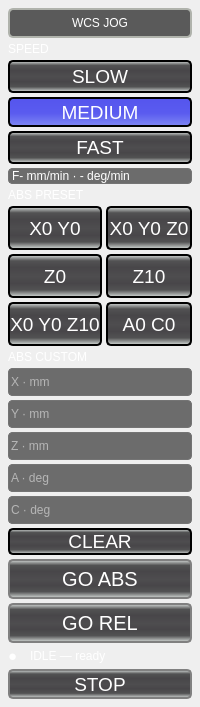
First picture: the form in configs/ned5_pb/user_tabs/ned_controls/ned_controls.ui, repository 418dreamworks/ned, before the edit.
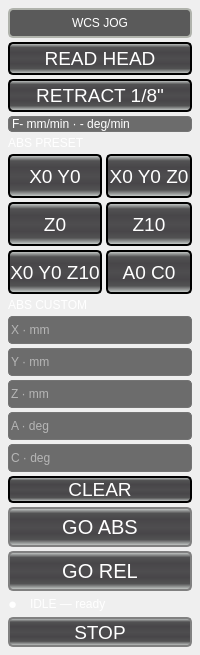
Second picture: the form after the edit.

Commit message:
JOG panel: speed controls removed, fixed FAST (operator 2026-10-01); READ HEAD + RETRACT 1/8" take their place in the panel (moved out of the NED Controls sub-tab)
Claude-Session: https://claude.ai/code/session_01J3QgLskeT2xVZ51RUXjvvM

Diff of the .ui file:
```diff
--- a/configs/ned5_pb/user_tabs/ned_controls/ned_controls.ui
+++ b/configs/ned5_pb/user_tabs/ned_controls/ned_controls.ui
@@ -46,7 +46,7 @@
   stop: 0 #A19E9E, stop: 1.0 #5C5959); }
 QPushButton:pressed { background: qlineargradient(spread:pad, x1:0, y1:0, x2:0, y2:1, stop:0 rgba(85, 85, 238, 255), stop:0.544974 rgba(90, 91, 239, 255), stop:1 rgba(126, 135, 243, 255)); }
 QPushButton:checked { background: qlineargradient(spread:pad, x1:0, y1:0, x2:0, y2:1, stop:0 rgba(85, 85, 238, 255), stop:0.544974 rgba(90, 91, 239, 255), stop:1 rgba(126, 135, 243, 255)); }
-#jp_slow, #jp_medium, #jp_fast, #jp_clear, #jp_stop,
+#recover_read_btn, #recover_retract_btn, #jp_clear, #jp_stop,
 #jp_p_xy0, #jp_p_xyz0, #jp_p_z0, #jp_p_zp10, #jp_p_xy0z10, #jp_p_a0c0 {
   font-family: &quot;Probe Basic Bebas Mono&quot;; font-size: 14pt; }
 QLineEdit { color: white; background-color: rgb(108,108,108);
@@ -71,29 +71,14 @@
        </widget>
       </item>
       <item>
-       <widget class="QLabel" name="jp_speed_caption">
-        <property name="text"><string>SPEED</string></property>
-       </widget>
-      </item>
-      <item>
-       <widget class="QPushButton" name="jp_slow">
-        <property name="text"><string>SLOW</string></property>
-        <property name="checkable"><bool>true</bool></property>
+       <widget class="QPushButton" name="recover_read_btn">
+        <property name="text"><string>READ HEAD</string></property>
         <property name="minimumSize"><size><width>0</width><height>33</height></size></property>
        </widget>
       </item>
       <item>
-       <widget class="QPushButton" name="jp_medium">
-        <property name="text"><string>MEDIUM</string></property>
-        <property name="checkable"><bool>true</bool></property>
-        <property name="checked"><bool>true</bool></property>
-        <property name="minimumSize"><size><width>0</width><height>30</height></size></property>
-       </widget>
-      </item>
-      <item>
-       <widget class="QPushButton" name="jp_fast">
-        <property name="text"><string>FAST</string></property>
-        <property name="checkable"><bool>true</bool></property>
+       <widget class="QPushButton" name="recover_retract_btn">
+        <property name="text"><string>RETRACT 1/8"</string></property>
         <property name="minimumSize"><size><width>0</width><height>33</height></size></property>
        </widget>
       </item>
```
The commit also changes 1 other file.
